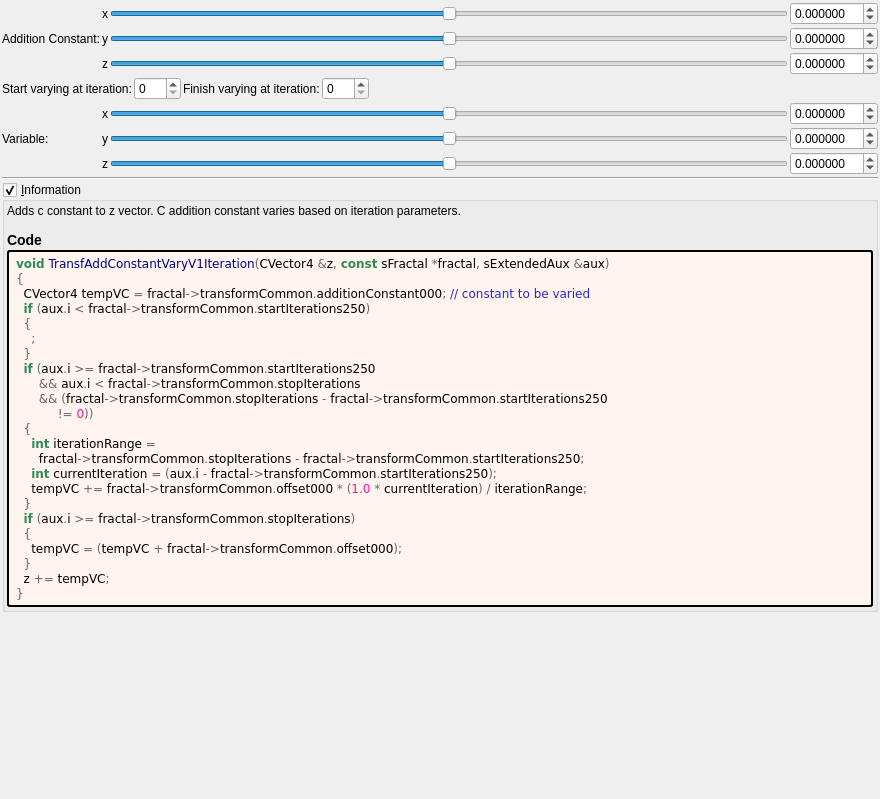
Before: the Qt Designer form mandelbulber2/formula/ui/fractal_transf_add_constant_vary_v1.ui in buddhi1980/mandelbulber2, drawn with Qt 5.
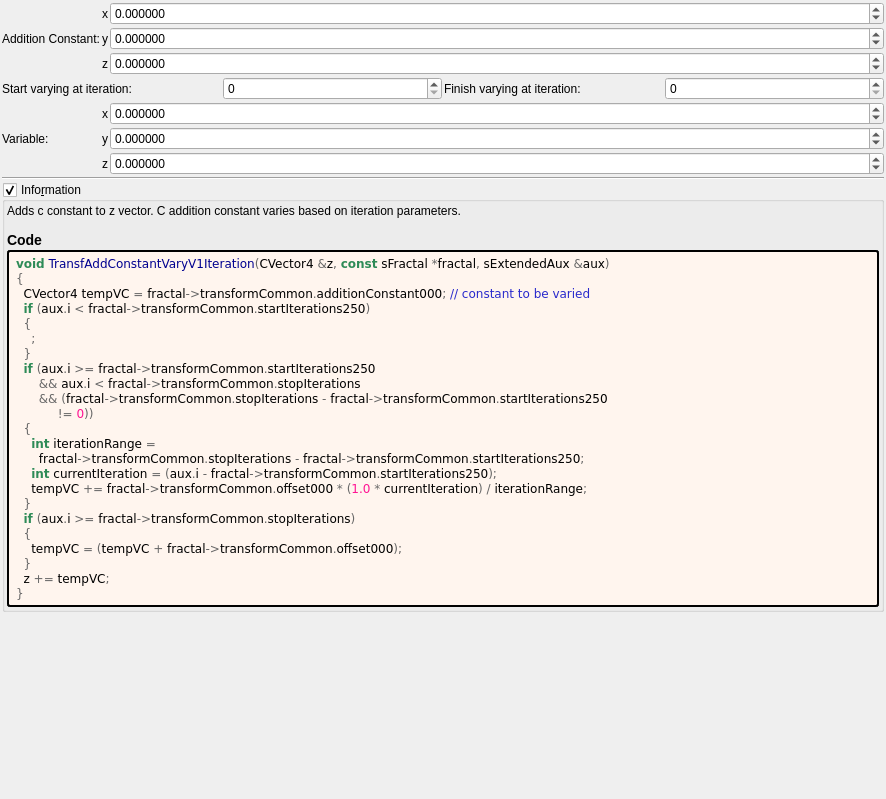
After: the same form once the commit is applied. Custom widgets are drawn as their Qt base class.

Commit message: Cleaned up 18 UIs for fractal transforms

Patch:
```diff
--- a/mandelbulber2/formula/ui/fractal_transf_add_constant_vary_v1.ui
+++ b/mandelbulber2/formula/ui/fractal_transf_add_constant_vary_v1.ui
@@ -6,7 +6,7 @@
    <rect>
     <x>0</x>
     <y>0</y>
-    <width>880</width>
+    <width>886</width>
     <height>799</height>
    </rect>
   </property>
@@ -30,7 +30,7 @@
     <number>2</number>
    </property>
    <item>
-    <layout class="QGridLayout" name="gridLayout_44">
+    <layout class="QGridLayout" name="gridLayout_44" columnstretch="0,0,1">
      <property name="spacing">
       <number>2</number>
      </property>
@@ -41,28 +41,6 @@
        </property>
       </widget>
      </item>
-     <item row="4" column="2">
-      <widget class="QSlider" name="slider3_transf_offset_000_x">
-       <property name="sizePolicy">
-        <sizepolicy hsizetype="Expanding" vsizetype="Maximum">
-         <horstretch>0</horstretch>
-         <verstretch>0</verstretch>
-        </sizepolicy>
-       </property>
-       <property name="minimum">
-        <number>-5000000</number>
-       </property>
-       <property name="maximum">
-        <number>5000000</number>
-       </property>
-       <property name="singleStep">
-        <number>1</number>
-       </property>
-       <property name="orientation">
-        <enum>Qt::Horizontal</enum>
-       </property>
-      </widget>
-     </item>
      <item row="6" column="1">
       <widget class="QLabel" name="label_161">
        <property name="text">
@@ -70,29 +48,7 @@
        </property>
       </widget>
      </item>
-     <item row="5" column="2">
-      <widget class="QSlider" name="slider3_transf_offset_000_y">
-       <property name="sizePolicy">
-        <sizepolicy hsizetype="Expanding" vsizetype="Maximum">
-         <horstretch>0</horstretch>
-         <verstretch>0</verstretch>
-        </sizepolicy>
-       </property>
-       <property name="minimum">
-        <number>-5000000</number>
-       </property>
-       <property name="maximum">
-        <number>5000000</number>
-       </property>
-       <property name="singleStep">
-        <number>1</number>
-       </property>
-       <property name="orientation">
-        <enum>Qt::Horizontal</enum>
-       </property>
-      </widget>
-     </item>
-     <item row="2" column="3">
+     <item row="2" column="2">
       <widget class="MyDoubleSpinBox" name="spinbox3_transf_addition_constant_z">
        <property name="sizePolicy">
         <sizepolicy hsizetype="Minimum" vsizetype="Maximum">
@@ -120,7 +76,7 @@
        </property>
       </widget>
      </item>
-     <item row="5" column="3">
+     <item row="5" column="2">
       <widget class="MyDoubleSpinBox" name="spinbox3_transf_offset_000_y">
        <property name="sizePolicy">
         <sizepolicy hsizetype="Minimum" vsizetype="Maximum">
@@ -155,28 +111,6 @@
        </property>
       </widget>
      </item>
-     <item row="6" column="2">
-      <widget class="QSlider" name="slider3_transf_offset_000_z">
-       <property name="sizePolicy">
-        <sizepolicy hsizetype="Expanding" vsizetype="Maximum">
-         <horstretch>0</horstretch>
-         <verstretch>0</verstretch>
-        </sizepolicy>
-       </property>
-       <property name="minimum">
-        <number>-5000000</number>
-       </property>
-       <property name="maximum">
-        <number>5000000</number>
-       </property>
-       <property name="singleStep">
-        <number>1</number>
-       </property>
-       <property name="orientation">
-        <enum>Qt::Horizontal</enum>
-       </property>
-      </widget>
-     </item>
      <item row="0" column="1">
       <widget class="QLabel" name="label_160">
        <property name="text">
@@ -184,29 +118,7 @@
        </property>
       </widget>
      </item>
-     <item row="1" column="2">
-      <widget class="QSlider" name="slider3_transf_addition_constant_y">
-       <property name="sizePolicy">
-        <sizepolicy hsizetype="Expanding" vsizetype="Maximum">
-         <horstretch>0</horstretch>
-         <verstretch>0</verstretch>
-        </sizepolicy>
-       </property>
-       <property name="minimum">
-        <number>-5000000</number>
-       </property>
-       <property name="maximum">
-        <number>5000000</number>
-       </property>
-       <property name="singleStep">
-        <number>1</number>
-       </property>
-       <property name="orientation">
-        <enum>Qt::Horizontal</enum>
-       </property>
-      </widget>
-     </item>
-     <item row="0" column="3">
+     <item row="0" column="2">
       <widget class="MyDoubleSpinBox" name="spinbox3_transf_addition_constant_x">
        <property name="sizePolicy">
         <sizepolicy hsizetype="Minimum" vsizetype="Maximum">
@@ -234,28 +146,6 @@
        </property>
       </widget>
      </item>
-     <item row="2" column="2">
-      <widget class="QSlider" name="slider3_transf_addition_constant_z">
-       <property name="sizePolicy">
-        <sizepolicy hsizetype="Expanding" vsizetype="Maximum">
-         <horstretch>0</horstretch>
-         <verstretch>0</verstretch>
-        </sizepolicy>
-       </property>
-       <property name="minimum">
-        <number>-5000000</number>
-       </property>
-       <property name="maximum">
-        <number>5000000</number>
-       </property>
-       <property name="singleStep">
-        <number>1</number>
-       </property>
-       <property name="orientation">
-        <enum>Qt::Horizontal</enum>
-       </property>
-      </widget>
-     </item>
      <item row="2" column="1">
       <widget class="QLabel" name="label_163">
        <property name="text">
@@ -263,29 +153,7 @@
        </property>
       </widget>
      </item>
-     <item row="0" column="2">
-      <widget class="QSlider" name="slider3_transf_addition_constant_x">
-       <property name="sizePolicy">
-        <sizepolicy hsizetype="Preferred" vsizetype="Preferred">
-         <horstretch>0</horstretch>
-         <verstretch>0</verstretch>
-        </sizepolicy>
-       </property>
-       <property name="minimum">
-        <number>-5000000</number>
-       </property>
-       <property name="maximum">
-        <number>5000000</number>
-       </property>
-       <property name="singleStep">
-        <number>1</number>
-       </property>
-       <property name="orientation">
-        <enum>Qt::Horizontal</enum>
-       </property>
-      </widget>
-     </item>
-     <item row="6" column="3">
+     <item row="6" column="2">
       <widget class="MyDoubleSpinBox" name="spinbox3_transf_offset_000_z">
        <property name="sizePolicy">
         <sizepolicy hsizetype="Minimum" vsizetype="Maximum">
@@ -313,7 +181,7 @@
        </property>
       </widget>
      </item>
-     <item row="1" column="3">
+     <item row="1" column="2">
       <widget class="MyDoubleSpinBox" name="spinbox3_transf_addition_constant_y">
        <property name="sizePolicy">
         <sizepolicy hsizetype="Minimum" vsizetype="Maximum">
@@ -341,7 +209,7 @@
        </property>
       </widget>
      </item>
-     <item row="4" column="3">
+     <item row="4" column="2">
       <widget class="MyDoubleSpinBox" name="spinbox3_transf_offset_000_x">
        <property name="sizePolicy">
         <sizepolicy hsizetype="Minimum" vsizetype="Maximum">
@@ -383,7 +251,7 @@
        </property>
       </widget>
      </item>
-     <item row="3" column="0" colspan="4">
+     <item row="3" column="0" colspan="3">
       <layout class="QGridLayout" name="gridLayout_45">
        <item row="0" column="3">
         <widget class="MySpinBox" name="spinboxInt_transf_stop_iterations">
@@ -398,19 +266,6 @@
          </property>
         </widget>
        </item>
-       <item row="0" column="4">
-        <spacer name="horizontalSpacer_24">
-         <property name="orientation">
-          <enum>Qt::Horizontal</enum>
-         </property>
-         <property name="sizeHint" stdset="0">
-          <size>
-           <width>40</width>
-           <height>20</height>
-          </size>
-         </property>
-        </spacer>
-       </item>
        <item row="0" column="1">
         <widget class="MySpinBox" name="spinboxInt_transf_start_iterations_250">
          <property name="sizePolicy">
@@ -429,6 +284,9 @@
          <property name="text">
           <string>Finish varying at iteration:</string>
          </property>
+         <property name="wordWrap">
+          <bool>true</bool>
+         </property>
         </widget>
        </item>
        <item row="0" column="0">
@@ -436,6 +294,9 @@
          <property name="text">
           <string>Start varying at iteration:</string>
          </property>
+         <property name="wordWrap">
+          <bool>true</bool>
+         </property>
         </widget>
        </item>
       </layout>
@@ -459,7 +320,7 @@
    <item>
     <widget class="MyGroupBox" name="groupCheck_info">
      <property name="title">
-      <string>&amp;Information</string>
+      <string>Info&amp;rmation</string>
      </property>
      <property name="flat">
       <bool>false</bool>
```
Left out of the diff: 8 changed lines with no effect on the pictures. The commit also changes 19 other files.
